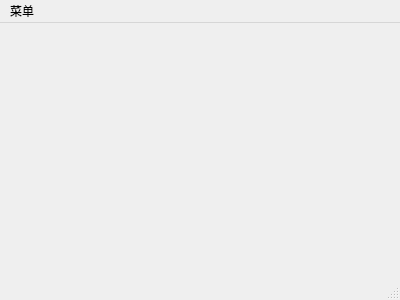
The window that project/mainwindow.ui (AlpsMonaco/GameControlKit) describes before a commit, drawn with Qt 5.
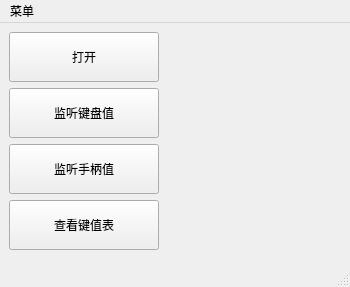
The same window after the commit.

What changed in the file:
```diff
--- a/project/mainwindow.ui
+++ b/project/mainwindow.ui
@@ -6,30 +6,98 @@
    <rect>
     <x>0</x>
     <y>0</y>
-    <width>400</width>
-    <height>300</height>
+    <width>350</width>
+    <height>280</height>
    </rect>
   </property>
   <property name="windowTitle">
    <string>Game Control Kit</string>
   </property>
-  <widget class="QWidget" name="central_widget_"/>
+  <widget class="QWidget" name="central_widget_">
+   <layout class="QGridLayout" name="gridLayout">
+    <item row="2" column="0">
+     <widget class="QPushButton" name="button_keyboard_value_">
+      <property name="minimumSize">
+       <size>
+        <width>150</width>
+        <height>50</height>
+       </size>
+      </property>
+      <property name="text">
+       <string>监听键盘值</string>
+      </property>
+     </widget>
+    </item>
+    <item row="3" column="0">
+     <widget class="QPushButton" name="button_controller_value_">
+      <property name="minimumSize">
+       <size>
+        <width>0</width>
+        <height>50</height>
+       </size>
+      </property>
+      <property name="text">
+       <string>监听手柄值</string>
+      </property>
+     </widget>
+    </item>
+    <item row="1" column="1" rowspan="5">
+     <spacer name="horizontal_spacer_">
+      <property name="orientation">
+       <enum>Qt::Horizontal</enum>
+      </property>
+      <property name="sizeHint" stdset="0">
+       <size>
+        <width>40</width>
+        <height>20</height>
+       </size>
+      </property>
+     </spacer>
+    </item>
+    <item row="1" column="0">
+     <widget class="QPushButton" name="button_open_">
+      <property name="minimumSize">
+       <size>
+        <width>150</width>
+        <height>50</height>
+       </size>
+      </property>
+      <property name="text">
+       <string>打开</string>
+      </property>
+     </widget>
+    </item>
+    <item row="4" column="0">
+     <widget class="QPushButton" name="button_check_value_">
+      <property name="minimumSize">
+       <size>
+        <width>0</width>
+        <height>50</height>
+       </size>
+      </property>
+      <property name="text">
+       <string>查看键值表</string>
+      </property>
+     </widget>
+    </item>
+   </layout>
+  </widget>
   <widget class="QMenuBar" name="menu_bar_">
    <property name="geometry">
     <rect>
      <x>0</x>
      <y>0</y>
-     <width>400</width>
+     <width>350</width>
      <height>21</height>
     </rect>
    </property>
-   <widget class="QMenu" name="menu">
+   <widget class="QMenu" name="menu_">
     <property name="title">
      <string>菜单</string>
     </property>
     <addaction name="action_about_"/>
    </widget>
-   <addaction name="menu"/>
+   <addaction name="menu_"/>
   </widget>
   <widget class="QStatusBar" name="status_bar_"/>
   <action name="action_about_">
```
Left out of the diff: 9 changed lines with no effect on the pictures.
